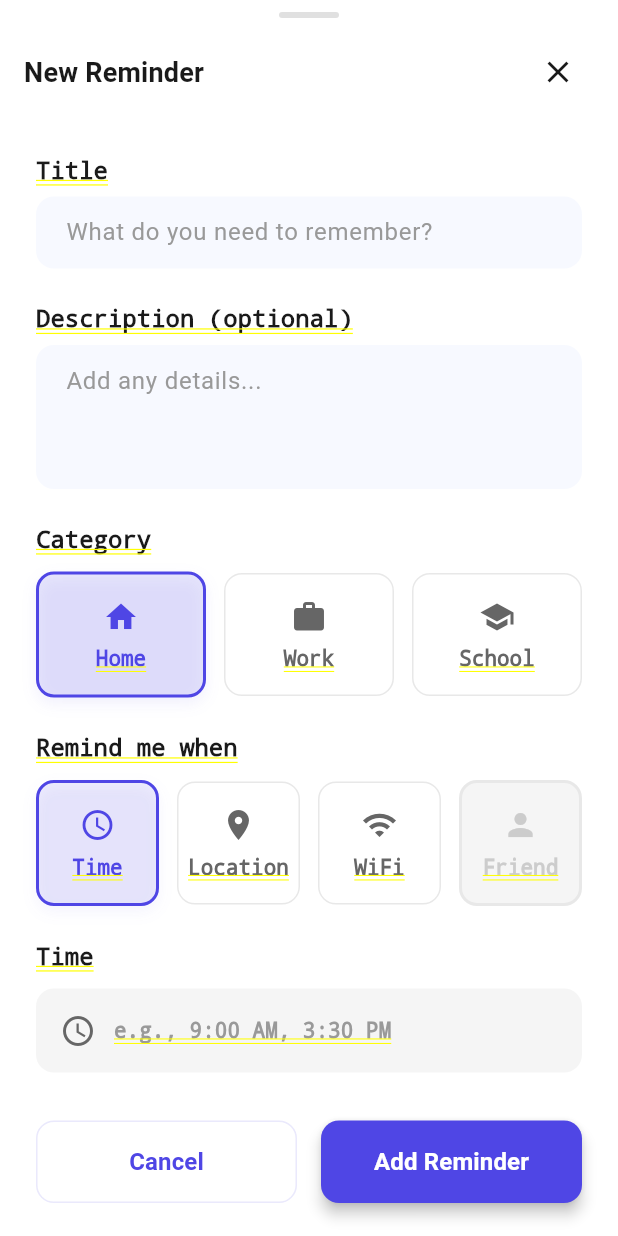
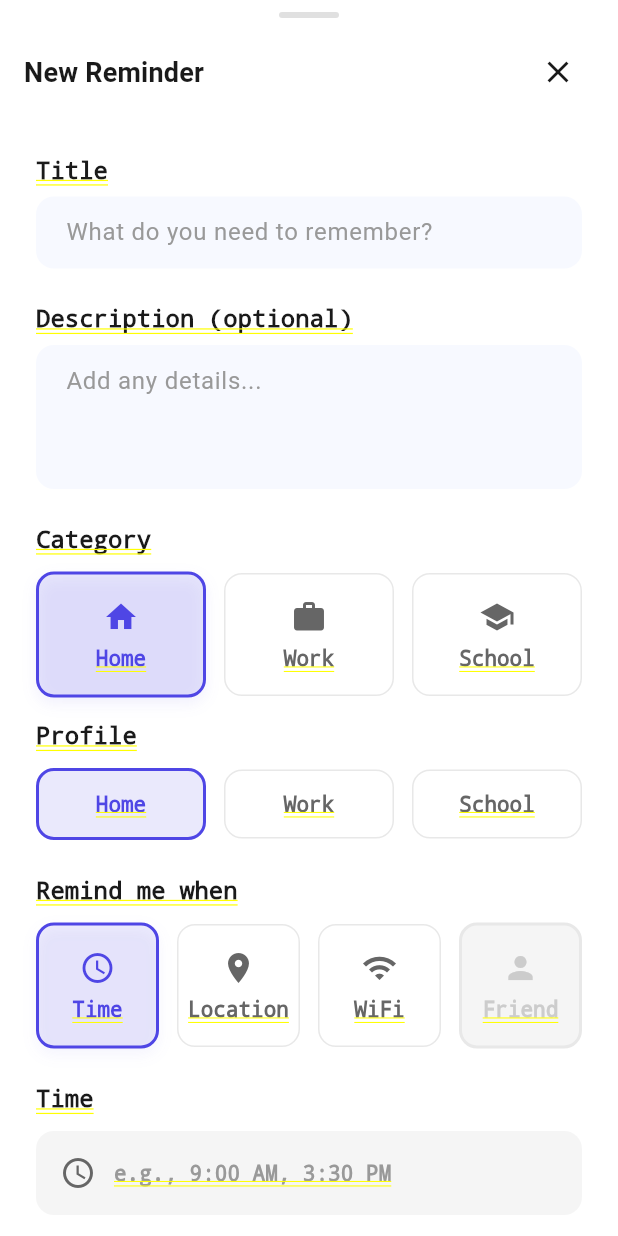
Before and after one commit to mihai337/SmartReminderFrontend, a Flutter app: the AddTaskScreen screen opened directly, on a phone screen of 412 x 824 dp. Run offline on Flutter 3.47's test engine with Material 3 defaults, Android fonts, the phone set to English and light mode, and no system bars; our stand-ins replace cloud_firestore, connectivity_plus, firebase_auth, firebase_core, flutter_local_notifications, geolocator and 1 more; missing offline and left inert: network_info_plus, workmanager; accounts and stored records are empty; network calls fail.

Commit message:
task refactoring

```diff
--- a/lib/models/task.dart
+++ b/lib/models/task.dart
@@ -4,85 +4,171 @@ enum TaskCategory { home, work, school, all }
 enum TriggerType { location, time, wifi }
 enum StateChange { enter, exit, connect, disconnect }
 
+// Backend enums from Java
+enum TaskProfile { HOME, WORK, SCHOOL }
+enum TaskStatus { PENDING, COMPLETED, CANCELLED }
+
+/// Polymorphic Trigger base class. Backend uses a 'type' discriminator
+/// with names like "TIME" and "LOCATION". We mirror that here.
+abstract class Trigger {
+  final int? id;
+  final bool triggered;
+  final bool onEnter;
+
+  Trigger({this.id, this.triggered = false, this.onEnter = false});
+
+  String get typeName;
+
+  Map<String, dynamic> toJson();
+
+  static Trigger? fromJson(Map<String, dynamic>? json) {
+    if (json == null) return null;
+    final type = json['type'] as String?;
+    if (type == null) return null;
+    switch (type) {
+      case 'TIME':
+        return TimeTrigger.fromJson(json);
+      case 'LOCATION':
+        return LocationTrigger.fromJson(json);
+      default:
+        return null;
+    }
+  }
+}
+
+class TimeTrigger extends Trigger {
+  final DateTime? dateTime;
+
+  TimeTrigger({int? id, bool triggered = false, bool onEnter = false, this.dateTime}) : super(id: id, triggered: triggered, onEnter: onEnter);
+
+  @override
+  String get typeName => 'TIME';
+
+  @override
+  Map<String, dynamic> toJson() => {
+    'type': typeName,
+    'id': id,
+    'triggered': triggered,
+    'onEnter': onEnter,
+    'dateTime': dateTime?.toIso8601String(),
+  };
+
+  static TimeTrigger fromJson(Map<String, dynamic> json) => TimeTrigger(
+    id: json['id'] is int ? json['id'] as int : (json['id'] is num ? (json['id'] as num).toInt() : null),
+    triggered: json['triggered'] as bool? ?? false,
+    onEnter: json['onEnter'] as bool? ?? false,
+    dateTime: json['dateTime'] != null ? DateTime.parse(json['dateTime'] as String) : null,
+  );
+}
+
+class LocationTrigger extends Trigger {
+  final double? latitude;
+  final double? longitude;
+  final double? radius;
+
+  LocationTrigger({int? id, bool triggered = false, bool onEnter = false, this.latitude, this.longitude, this.radius}) : super(id: id, triggered: triggered, onEnter: onEnter);
+
+  @override
+  String get typeName => 'LOCATION';
+
+  @override
+  Map<String, dynamic> toJson() => {
+    'type': typeName,
+    'id': id,
+    'triggered': triggered,
+    'onEnter': onEnter,
+    'latitude': latitude,
+    'longitude': longitude,
+    'radius': radius,
+  };
+
+  static LocationTrigger fromJson(Map<String, dynamic> json) => LocationTrigger(
+    id: json['id'] is int ? json['id'] as int : (json['id'] is num ? (json['id'] as num).toInt() : null),
+    triggered: json['triggered'] as bool? ?? false,
+    onEnter: json['onEnter'] as bool? ?? false,
+    latitude: json['latitude'] != null ? (json['latitude'] as num).toDouble() : null,
+    longitude: json['longitude'] != null ? (json['longitude'] as num).toDouble() : null,
+    radius: json['radius'] != null ? (json['radius'] as num).toDouble() : null,
+  );
+}
+
 class Task {
   final String id;
   final String title;
   final String? description;
+
+  // Backend fields
+  final TaskStatus status;
+  final TaskProfile? profile;
+  final Trigger? trigger; // polymorphic trigger
+
+  // UI / app fields (kept for backward compatibility)
   final TaskCategory category;
   final TriggerType triggerType;
   final Map<String, dynamic> triggerConfig;
   final StateChange? stateChange;
-  final bool isCompleted;
-  final bool isSnoozed;
-  final DateTime? snoozeUntil;
-  final DateTime? completedAt;
 
   Task({
     required this.id,
     required this.title,
     this.description,
-    required this.category,
-    required this.triggerType,
-    required this.triggerConfig,
+    this.status = TaskStatus.PENDING,
+    this.profile,
+    this.trigger,
+    this.category = TaskCategory.home,
+    this.triggerType = TriggerType.time,
+    this.triggerConfig = const {},
     this.stateChange,
-    this.isCompleted = false,
-    this.isSnoozed = false,
-    this.snoozeUntil,
-    this.completedAt,
   });
 
   Map<String, dynamic> toJson() => {
     'id': id,
     'title': title,
     'description': description,
+    'status': status.name,
+    'profile': profile?.name,
+    'trigger': trigger?.toJson(),
+    // keep legacy fields for backward compatibility
     'category': category.name,
     'triggerType': triggerType.name,
     'triggerConfig': triggerConfig,
     'stateChange': stateChange?.name,
-    'isCompleted': isCompleted,
-    'isSnoozed': isSnoozed,
-    'snoozeUntil': snoozeUntil != null ? Timestamp.fromDate(snoozeUntil!) : null,
-    'completedAt': completedAt != null ? Timestamp.fromDate(completedAt!) : null,
   };
 
   factory Task.fromJson(Map<String, dynamic> json) => Task(
     id: json['id'] as String,
     title: json['title'] as String,
     description: json['description'] as String?,
-    category: TaskCategory.values.firstWhere((e) => e.name == json['category']),
-    triggerType: TriggerType.values.firstWhere((e) => e.name == json['triggerType']),
-    triggerConfig: json['triggerConfig'] as Map<String, dynamic>,
+    status: json['status'] != null ? TaskStatus.values.firstWhere((e) => e.name == json['status'], orElse: () => TaskStatus.PENDING) : TaskStatus.PENDING,
+    profile: json['profile'] != null ? TaskProfile.values.firstWhere((e) => e.name == json['profile'], orElse: () => TaskProfile.HOME) : null,
+    trigger: Trigger.fromJson(json['trigger'] as Map<String, dynamic>?),
+    category: json['category'] != null ? TaskCategory.values.firstWhere((e) => e.name == json['category'], orElse: () => TaskCategory.home) : TaskCategory.home,
+    triggerType: json['triggerType'] != null ? TriggerType.values.firstWhere((e) => e.name == json['triggerType'], orElse: () => TriggerType.time) : TriggerType.time,
+    triggerConfig: json['triggerConfig'] is Map<String, dynamic> ? json['triggerConfig'] as Map<String, dynamic> : <String, dynamic>{},
     stateChange: json['stateChange'] != null ? StateChange.values.firstWhere((e) => e.name == json['stateChange']) : null,
-    isCompleted: json['isCompleted'] as bool? ?? false,
-    isSnoozed: json['isSnoozed'] as bool? ?? false,
-    snoozeUntil: json['snoozeUntil'] != null ? (json['snoozeUntil'] as Timestamp).toDate() : null,
-    completedAt: json['completedAt'] != null ? (json['completedAt'] as Timestamp).toDate() : null,
   );
 
   Task copyWith({
     String? id,
-    String? userId,
     String? title,
     String? description,
+    TaskStatus? status,
+    TaskProfile? profile,
+    Trigger? trigger,
     TaskCategory? category,
     TriggerType? triggerType,
     Map<String, dynamic>? triggerConfig,
     StateChange? stateChange,
-    bool? isCompleted,
-    bool? isSnoozed,
-    DateTime? snoozeUntil,
-    DateTime? completedAt,
   }) => Task(
     id: id ?? this.id,
     title: title ?? this.title,
     description: description ?? this.description,
+    status: status ?? this.status,
+    profile: profile ?? this.profile,
+    trigger: trigger ?? this.trigger,
     category: category ?? this.category,
     triggerType: triggerType ?? this.triggerType,
     triggerConfig: triggerConfig ?? this.triggerConfig,
     stateChange: stateChange ?? this.stateChange,
-    isCompleted: isCompleted ?? this.isCompleted,
-    isSnoozed: isSnoozed ?? this.isSnoozed,
-    snoozeUntil: snoozeUntil ?? this.snoozeUntil,
-    completedAt: completedAt ?? this.completedAt,
   );
 }
--- a/lib/screens/task/add_task_screen.dart
+++ b/lib/screens/task/add_task_screen.dart
@@ -29,6 +29,7 @@ class _AddTaskScreenState extends State<AddTaskScreen> {
   final WiFiService _wifiService = WiFiService();
 
   TaskCategory _selectedCategory = TaskCategory.home;
+  TaskProfile _selectedProfile = TaskProfile.HOME;
   TriggerType _selectedTriggerType = TriggerType.time;
   StateChange? _selectedStateChange;
   SavedLocation? _selectedLocation;
@@ -58,6 +59,7 @@ class _AddTaskScreenState extends State<AddTaskScreen> {
     if (userId == null) return;
 
     Map<String, dynamic> triggerConfig = {};
+    Trigger? trigger;
 
     if (_selectedTriggerType == TriggerType.location) {
       if (_selectedLocation == null) {
@@ -66,6 +68,16 @@ class _AddTaskScreenState extends State<AddTaskScreen> {
         );
         return;
       }
+
+      // Build a LocationTrigger for the backend.
+      trigger = LocationTrigger(
+        latitude: _selectedLocation!.latitude,
+        longitude: _selectedLocation!.longitude,
+        radius: _selectedLocation!.radiusMeters,
+        onEnter: _selectedStateChange == StateChange.enter,
+      );
+
+      // Keep a legacy triggerConfig as well.
       triggerConfig = {
         'locationId': _selectedLocation!.id,
         'locationName': _selectedLocation!.name,
@@ -80,6 +92,8 @@ class _AddTaskScreenState extends State<AddTaskScreen> {
         );
         return;
       }
+
+      trigger = TimeTrigger(dateTime: _selectedDateTime);
       triggerConfig = {'dateTime': _selectedDateTime!.toIso8601String()};
     } else if (_selectedTriggerType == TriggerType.wifi) {
       if (_selectedWiFiSSID == null) {
@@ -88,17 +102,22 @@ class _AddTaskScreenState extends State<AddTaskScreen> {
         );
         return;
       }
+      // Backend doesn't have a WiFi trigger type; include ssid in triggerConfig
+      // and leave polymorphic trigger null so the backend can interpret it as needed.
       triggerConfig = {'ssid': _selectedWiFiSSID!};
+      trigger = null;
     }
 
     final task = Task(
       id: FirebaseFirestore.instance.collection('tasks').doc().id,
       title: _titleController.text.trim(),
       description: _descriptionController.text.trim(),
+      profile: _selectedProfile,
       category: _selectedCategory,
       triggerType: _selectedTriggerType,
       triggerConfig: triggerConfig,
       stateChange: _selectedStateChange,
+      trigger: trigger,
     );
 
     await _taskService.createTask(task);
@@ -158,6 +177,13 @@ class _AddTaskScreenState extends State<AddTaskScreen> {
           ),
           const SizedBox(height: 12),
           _buildCategorySelector(),
+          const SizedBox(height: 16),
+          const Text(
+            'Profile',
+            style: TextStyle(fontSize: 16, fontWeight: FontWeight.w600, color: Color(0xFF1A1A1A)),
+          ),
+          const SizedBox(height: 12),
+          _buildProfileSelector(),
           const SizedBox(height: 24),
           const Text(
             'Remind me when',
@@ -307,6 +333,41 @@ class _AddTaskScreenState extends State<AddTaskScreen> {
                 ),
               ),
             ],
+          ),
+        ),
+      ),
+    );
+  }
+
+  Widget _buildProfileSelector() {
+    return Row(
+      children: [
+        _buildProfileButton('Home', TaskProfile.HOME),
+        const SizedBox(width: 12),
+        _buildProfileButton('Work', TaskProfile.WORK),
+        const SizedBox(width: 12),
+        _buildProfileButton('School', TaskProfile.SCHOOL),
+      ],
+    );
+  }
+
+  Widget _buildProfileButton(String label, TaskProfile profile) {
+    final isSelected = _selectedProfile == profile;
+
+    return Expanded(
+      child: GestureDetector(
+        onTap: () => setState(() => _selectedProfile = profile),
+        child: AnimatedContainer(
+          duration: _animDuration,
+          curve: _animCurve,
+          padding: const EdgeInsets.symmetric(vertical: 14),
+          decoration: BoxDecoration(
+            color: isSelected ? _withOpacity(_primaryColor, 0.12) : Colors.white,
+            borderRadius: BorderRadius.circular(12),
+            border: Border.all(color: isSelected ? _primaryColor : const Color(0xFFE8E8E8), width: isSelected ? 2 : 1),
+          ),
+          child: Center(
+            child: Text(label, style: TextStyle(fontSize: 14, fontWeight: FontWeight.w600, color: isSelected ? _primaryColor : const Color(0xFF666666))),
           ),
         ),
       ),
--- a/lib/widgets/task_card.dart
+++ b/lib/widgets/task_card.dart
@@ -180,14 +180,14 @@ class TaskCard extends StatelessWidget {
                     ),
                   ],
                 ),
-                if (task.isSnoozed && task.snoozeUntil != null) ...[
+                if (true) ...[
                   const SizedBox(height: 8),
                   Row(
                     children: [
                       const Icon(Icons.snooze, size: 16, color: Color(0xFF999999)),
                       const SizedBox(width: 6),
                       Text(
-                        'Snoozed until ${DateFormat('MMM d, h:mm a').format(task.snoozeUntil!)}',
+                        'Snoozed until ${DateFormat('MMM d, h:mm a').format(DateTime.now())}',
                         style: const TextStyle(fontSize: 14, color: Color(0xFF999999)),
                       ),
                     ],
```
Also changed, not shown: lib/services/task_service.dart (+72 -25 lines), pubspec.lock.
